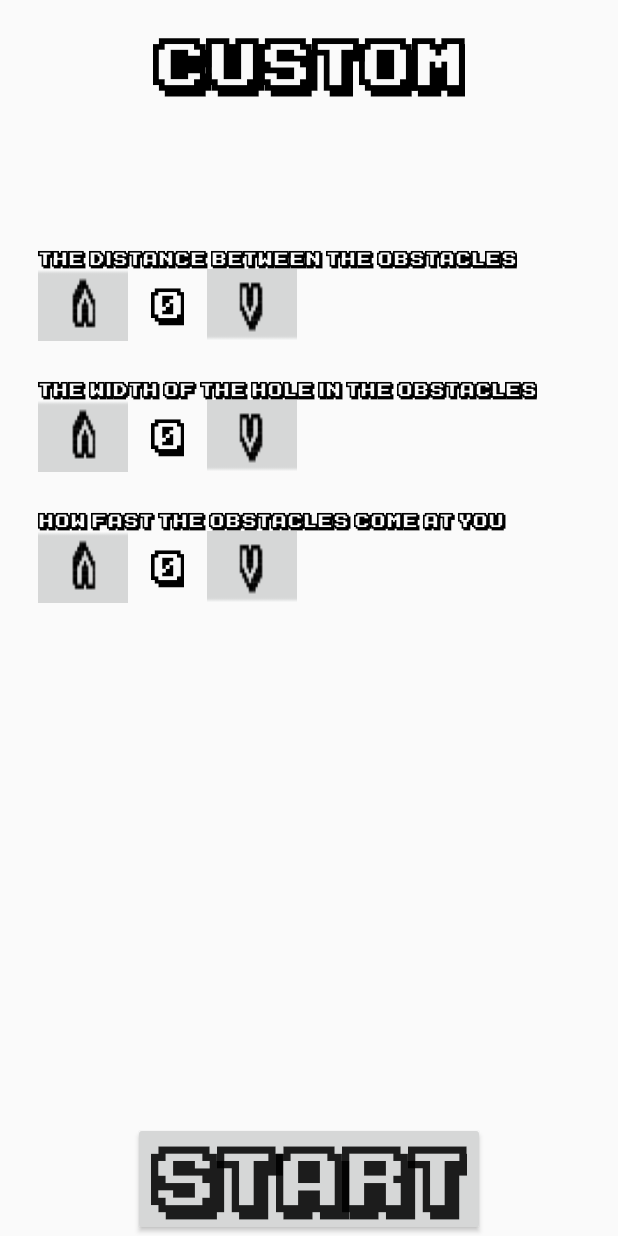
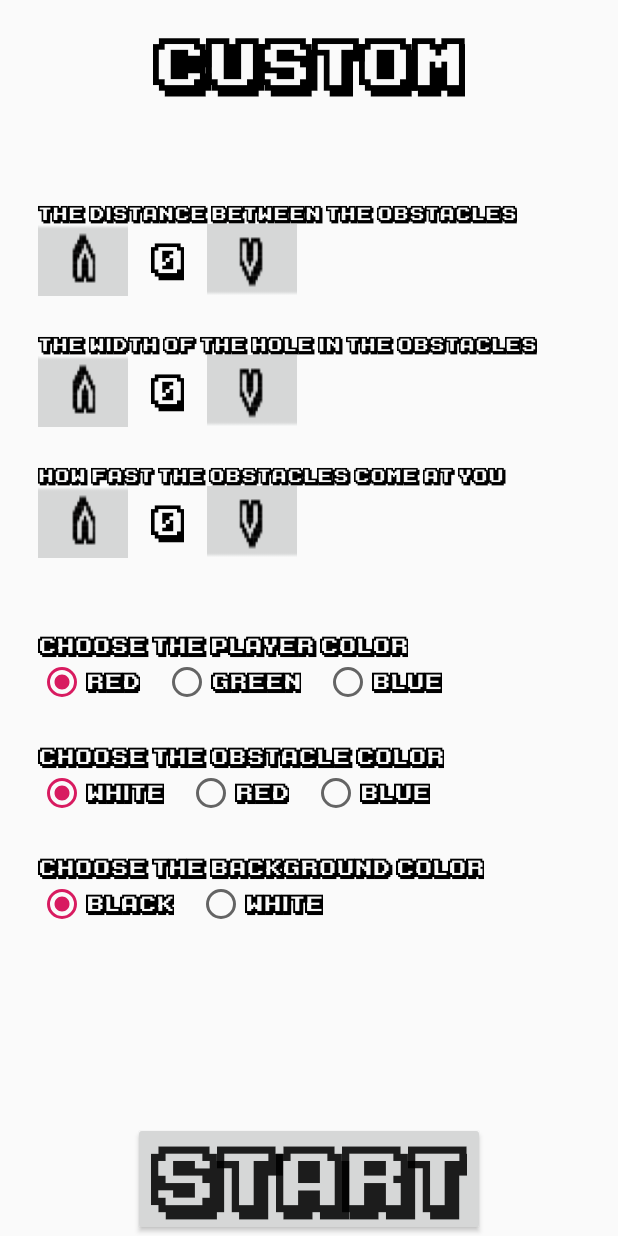
Before and after one commit to 02tyson-watson/AS-Game, an Android app: the Custom screen opened directly, with no data from a screen before it, on a phone screen of 412 x 824 dp. Run offline under Robolectric (Android 15) with nearby library versions, the phone set to English and light mode, and no system bars.

Commit message:
Fixed the music bug and added color options to the custom screen

```diff
--- a/app/src/main/java/com/example/asgame/Game.java
+++ b/app/src/main/java/com/example/asgame/Game.java
@@ -4,6 +4,9 @@ import androidx.appcompat.app.AppCompatActivity;
 
 import android.app.Activity;
 import android.content.Intent;
+import android.graphics.Canvas;
+import android.graphics.Color;
+import android.graphics.Paint;
 import android.media.MediaPlayer;
 import android.os.Bundle;
 import android.util.DisplayMetrics;
--- a/app/src/main/java/com/example/asgame/Music.java
+++ b/app/src/main/java/com/example/asgame/Music.java
@@ -16,6 +16,7 @@ public class Music extends AppCompatActivity {
         super.onCreate(savedInstanceState);
         setContentView(R.layout.activity_music);
         Switch music_switch = (Switch) findViewById(R.id.music_switch);
+        music = "8bit";
 
         music_switch.setOnCheckedChangeListener(new CompoundButton.OnCheckedChangeListener() {
             @Override
@@ -29,7 +30,7 @@ public class Music extends AppCompatActivity {
         });
     }
     public void back(View view){
-        Intent intent = new Intent(this, MainActivity.class);
+        Intent intent = new Intent(this, Difficulty.class);
         startActivity(intent);
     }
 }
--- a/app/src/main/java/com/example/asgame/ObstacleManager.java
+++ b/app/src/main/java/com/example/asgame/ObstacleManager.java
@@ -2,10 +2,11 @@ package com.example.asgame;
 import android.graphics.Canvas;
 import android.graphics.Color;
 import android.graphics.Paint;
+import android.media.MediaPlayer;
 
 import java.util.ArrayList;
 
-public class ObstacleManager {
+public class ObstacleManager extends Game {
     double customFast = Custom.customFast;
     private ArrayList<Obstacle> obstacles;
     private int playerGap;
@@ -16,6 +17,7 @@ public class ObstacleManager {
     public double increase = 0;
     private int score = 0;
     private long startTime;
+    public MediaPlayer point;
     String difficulty = Difficulty.difficulty;
 
     public ObstacleManager(int playerGap, int obstacleGap,int obstacleHeight,int color){
@@ -73,6 +75,7 @@ public class ObstacleManager {
             obstacles.add(0, new Obstacle(obstacleHeight,color, xStart ,obstacles.get(0).getRectangle().top - obstacleHeight - obstacleGap,playerGap));
             obstacles.remove(obstacles.size() - 1);
             score++;
+
         }
     }
     public void draw(Canvas canvas){
--- a/app/src/main/res/layout/activity_custom.xml
+++ b/app/src/main/res/layout/activity_custom.xml
@@ -23,7 +23,7 @@
         android:layout_height="wrap_content"
         android:text="START"
         android:fontFamily="@font/ka1"
-        android:textSize="50dp"
+        android:textSize="50sp"
         android:onClick="openGamecustom"
         android:layout_centerInParent="true"
         android:layout_alignParentBottom="true"/>
@@ -31,13 +31,13 @@
     <LinearLayout
         android:layout_width="wrap_content"
         android:layout_below="@+id/CUSTOM"
-        android:layout_marginTop="100dp"
+        android:layout_marginTop="70dp"
         android:layout_height="wrap_content"
         android:orientation="vertical">
         <TextView
             android:layout_width="wrap_content"
             android:layout_height="wrap_content"
-            android:layout_marginLeft="25dp"
+            android:layout_marginStart="25dp"
             android:textSize="12sp"
             android:fontFamily="@font/ka1"
             android:textColor="#000000"
@@ -45,7 +45,7 @@
         <LinearLayout
             android:layout_width="wrap_content"
             android:layout_height="wrap_content"
-            android:layout_marginLeft="25dp"
+            android:layout_marginStart="25dp"
             android:orientation="horizontal">
 
             <Button
@@ -53,7 +53,7 @@
                 android:layout_height="wrap_content"
                 android:background="@drawable/up"
                 android:fontFamily="@font/ka1"
-                android:paddingLeft="25dp"
+                android:paddingStart="25dp"
                 android:onClick="obgapup"
                 android:textColor="#000000"
                 android:textSize="30sp" />
@@ -74,7 +74,7 @@
             android:background="@drawable/down"
             android:fontFamily="@font/ka1"
             android:onClick="obgapdown"
-            android:paddingLeft="25dp"
+            android:paddingStart="25dp"
             android:textColor="#000000"
             android:textSize="30sp" />
         </LinearLayout>
@@ -82,7 +82,7 @@
             android:layout_width="wrap_content"
             android:layout_height="wrap_content"
             android:layout_marginTop="25dp"
-            android:layout_marginLeft="25dp"
+            android:layout_marginStart="25dp"
             android:textSize="12sp"
             android:fontFamily="@font/ka1"
             android:textColor="#000000"
@@ -90,7 +90,7 @@
         <LinearLayout
             android:layout_width="wrap_content"
             android:layout_height="wrap_content"
-            android:layout_marginLeft="25dp"
+            android:layout_marginStart="25dp"
             android:orientation="horizontal">
 
             <Button
@@ -99,7 +99,7 @@
                 android:background="@drawable/up"
                 android:fontFamily="@font/ka1"
                 android:onClick="gapup"
-                android:paddingLeft="25dp"
+                android:paddingStart="25dp"
                 android:textColor="#000000"
                 android:textSize="30sp" />
 
@@ -127,7 +127,7 @@
             android:layout_width="wrap_content"
             android:layout_height="wrap_content"
             android:layout_marginTop="25dp"
-            android:layout_marginLeft="25dp"
+            android:layout_marginStart="25dp"
             android:textSize="12sp"
             android:fontFamily="@font/ka1"
             android:textColor="#000000"
@@ -135,7 +135,7 @@
         <LinearLayout
             android:layout_width="wrap_content"
             android:layout_height="wrap_content"
-            android:layout_marginLeft="25dp"
+            android:layout_marginStart="25dp"
             android:orientation="horizontal">
 
             <Button
@@ -144,7 +144,6 @@
                 android:background="@drawable/up"
                 android:fontFamily="@font/ka1"
                 android:onClick="fastup"
-                android:paddingLeft="25dp"
                 android:textColor="#000000"
                 android:textSize="30sp" />
 
@@ -164,10 +163,129 @@
                 android:layout_height="wrap_content"
                 android:background="@drawable/down"
                 android:fontFamily="@font/ka1"
-                android:paddingLeft="25dp"
+                android:paddingStart="25dp"
                 android:textColor="#000000"
                 android:textSize="30sp" />
+
         </LinearLayout>
 
+
+        <LinearLayout
+            android:layout_width="match_parent"
+            android:layout_height="wrap_content"
+            android:layout_marginTop="50dp"
+            android:layout_marginStart="25dp"
+            android:orientation="vertical">
+            <TextView
+                android:layout_width="wrap_content"
+                android:layout_height="wrap_content"
+                android:text="Choose the player color"
+                android:fontFamily="@font/ka1"
+                android:textColor="#000000"/>
+
+            <RadioGroup
+                android:layout_width="match_parent"
+                android:layout_height="wrap_content"
+                android:checkedButton="@id/Red"
+                android:orientation="horizontal">
+
+                <RadioButton
+                    android:layout_width="wrap_content"
+                    android:layout_height="wrap_content"
+                    android:enabled="true"
+                    android:id="@+id/Red"
+                    android:onClick="pRed"
+                    android:fontFamily="@font/ka1"
+                    android:text="Red" />
+
+                <RadioButton
+                    android:layout_width="wrap_content"
+                    android:layout_height="wrap_content"
+                    android:layout_marginStart="15dp"
+                    android:onClick="pGreen"
+                    android:id="@+id/Green"
+                    android:text="Green"
+                    android:fontFamily="@font/ka1"/>
+                <RadioButton
+                    android:layout_width="wrap_content"
+                    android:layout_height="wrap_content"
+                    android:onClick="pBlue"
+                    android:id="@+id/Blue"
+                    android:layout_marginStart="15dp"
+                    android:text="Blue"
+                    android:fontFamily="@font/ka1"/>
+                </RadioGroup>
+            <TextView
+                android:layout_marginTop="25dp"
+                android:layout_width="wrap_content"
+                android:layout_height="wrap_content"
+                android:text="Choose the obstacle color"
+                android:fontFamily="@font/ka1"
+                android:textColor="#000000"/>
+
+            <RadioGroup
+                android:layout_width="match_parent"
+                android:layout_height="wrap_content"
+                android:checkedButton="@id/white"
+                android:orientation="horizontal">
+                <RadioButton
+                    android:layout_width="wrap_content"
+                    android:layout_height="wrap_content"
+                    android:enabled="true"
+                    android:id="@+id/white"
+                    android:onClick="obWhite"
+                    android:fontFamily="@font/ka1"
+                    android:text="white" />
+
+                <RadioButton
+                    android:layout_width="wrap_content"
+                    android:layout_height="wrap_content"
+                    android:layout_marginStart="15dp"
+                    android:onClick="obRed"
+                    android:id="@+id/redob"
+                    android:text="Red"
+                    android:fontFamily="@font/ka1"/>
+                <RadioButton
+                    android:layout_width="wrap_content"
+                    android:layout_height="wrap_content"
+                    android:onClick="obBlue"
+                    android:id="@+id/Blueob"
+                    android:layout_marginStart="15dp"
+                    android:text="Blue"
+                    android:fontFamily="@font/ka1"/>
+            </RadioGroup>
+            <TextView
+                android:layout_marginTop="25dp"
+                android:layout_width="wrap_content"
+                android:layout_height="wrap_content"
+                android:text="Choose the Background color"
+                android:fontFamily="@font/ka1"
+                android:textColor="#000000"/>
+            <RadioGroup
+                android:layout_width="match_parent"
+                android:layout_height="wrap_content"
+                android:checkedButton="@id/backblack"
+                android:orientation="horizontal">
+                <RadioButton
+                    android:layout_width="wrap_content"
+                    android:layout_height="wrap_content"
+                    android:onClick="blackBack"
+                    android:id="@+id/backblack"
+                    android:text="Black"
+                    android:fontFamily="@font/ka1"/>
+                <RadioButton
+                    android:layout_width="wrap_content"
+                    android:layout_height="wrap_content"
+                    android:enabled="true"
+                    android:id="@+id/whiteback"
+                    android:onClick="backWhite"
+                    android:fontFamily="@font/ka1"
+                    android:layout_marginStart="15dp"
+                    android:text="white" />
+
+
+
+            </RadioGroup>
+        </LinearLayout>
     </LinearLayout>
 </RelativeLayout>
--- a/app/src/main/res/layout/activity_music.xml
+++ b/app/src/main/res/layout/activity_music.xml
@@ -51,7 +51,7 @@
         android:textSize="50dp"
         android:layout_centerHorizontal="true"
         android:layout_alignParentBottom="true"
-        android:text="BACK"
+        android:text="Next"
         android:fontFamily="@font/ka1"
         android:textColor="#000000"
         android:onClick="back"
```
Also changed, not shown: app/src/main/java/com/example/asgame/Custom.java (+20 -4 lines), app/src/main/java/com/example/asgame/GamePanel.java (+35 -24 lines), app/src/main/java/com/example/asgame/MainActivity.java (+1 -7 lines), app/src/main/res/layout/activity_main.xml (+0 -10 lines), 1 other file.
